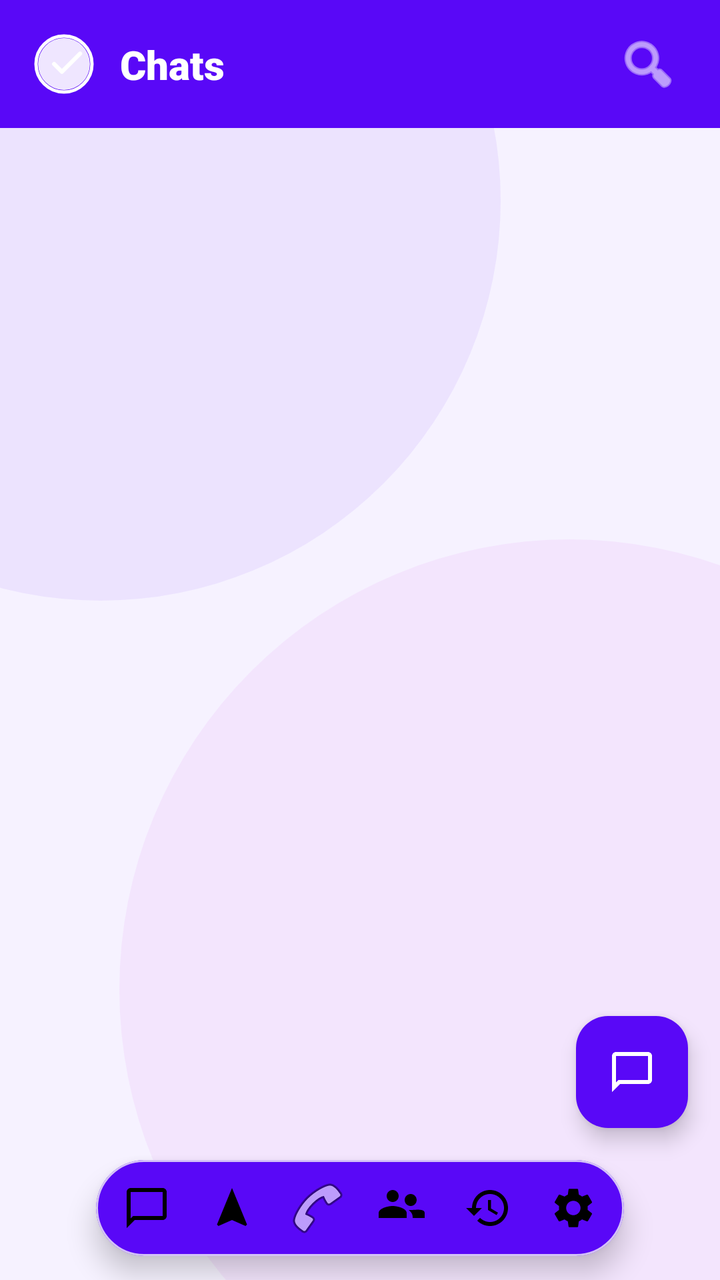
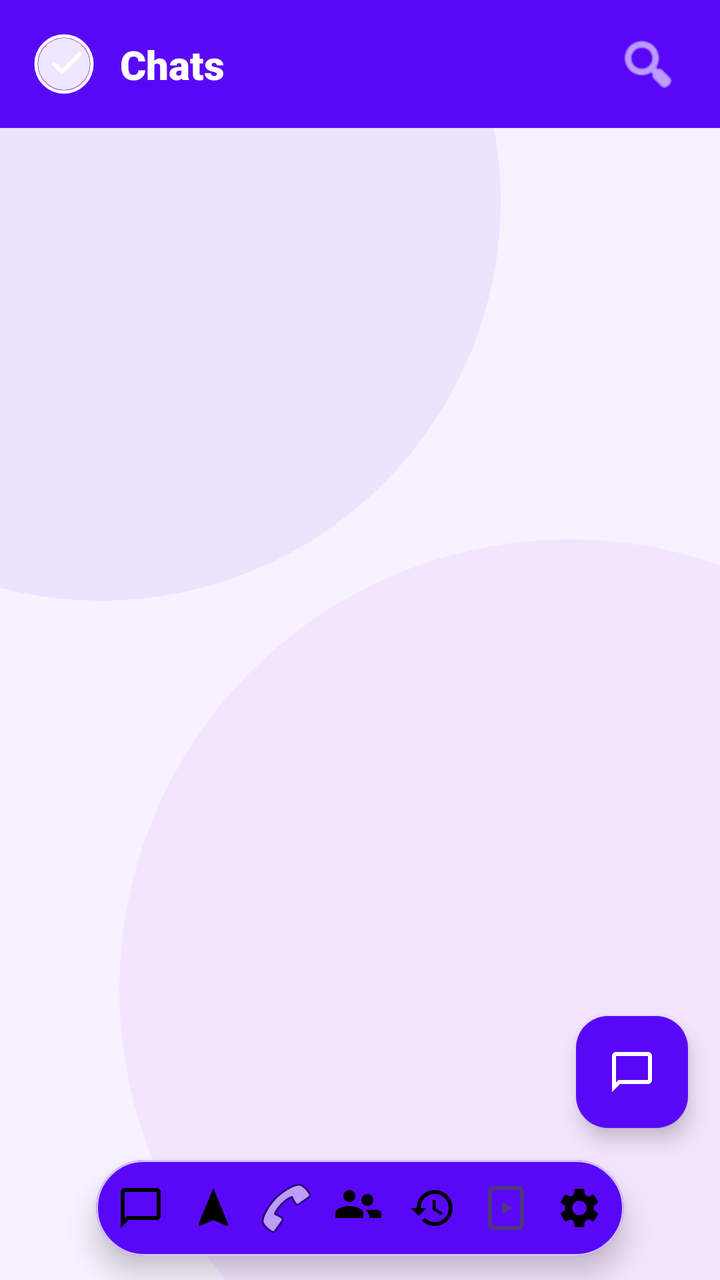

Before-and-after screenshots of an Android layout around one commit, followed by the original layout XML and the change that was made.
<!-- AndroidManifest.xml: application theme Theme.ChatSnap -->
<!-- res/layout/activity_main.xml -->
<?xml version="1.0" encoding="utf-8"?>
<androidx.coordinatorlayout.widget.CoordinatorLayout xmlns:android="http://schemas.android.com/apk/res/android"
    xmlns:app="http://schemas.android.com/apk/res-auto"
    xmlns:tools="http://schemas.android.com/tools"
    android:id="@+id/main"
    android:layout_width="match_parent"
    android:layout_height="match_parent"
    android:background="?android:attr/windowBackground"
    android:fitsSystemWindows="true"
    tools:context=".MainActivity">

    <include layout="@layout/layout_bubbles" />

    <com.google.android.material.appbar.AppBarLayout
        android:id="@+id/appBarLayout"
        android:layout_width="match_parent"
        android:layout_height="wrap_content"
        android:background="@android:color/transparent"
        app:elevation="0dp">

        <com.google.android.material.card.MaterialCardView
            android:id="@+id/cvHeader"
            android:layout_width="match_parent"
            android:layout_height="64dp"
            android:layout_marginHorizontal="0dp"
            android:layout_marginTop="0dp"
            android:layout_marginBottom="0dp"
            app:cardCornerRadius="0dp"
            app:cardElevation="4dp"
            app:cardBackgroundColor="?attr/colorPrimary"
            app:strokeWidth="0dp">

            <androidx.constraintlayout.widget.ConstraintLayout
                android:id="@+id/headerLayout"
                android:layout_width="match_parent"
                android:layout_height="match_parent"
                android:background="@drawable/header_gradient"
                android:paddingHorizontal="16dp">

                <com.google.android.material.imageview.ShapeableImageView
                    android:id="@+id/ivHeaderProfile"
                    android:layout_width="32dp"
                    android:layout_height="32dp"
                    android:padding="2dp"
                    android:src="@drawable/ic_launcher_foreground"
                    android:scaleType="centerCrop"
                    app:shapeAppearanceOverlay="@style/ShapeAppearance.Circle"
                    app:strokeColor="?attr/colorOnPrimary"
                    app:strokeWidth="1.5dp"
                    app:layout_constraintBottom_toBottomOf="parent"
                    app:layout_constraintStart_toStartOf="parent"
                    app:layout_constraintTop_toTopOf="parent" />

                <FrameLayout
                    android:layout_width="0dp"
                    android:layout_height="wrap_content"
                    android:layout_marginStart="12dp"
                    android:layout_marginEnd="8dp"
                    app:layout_constraintBottom_toBottomOf="parent"
                    app:layout_constraintEnd_toStartOf="@id/llHeaderActions"
                    app:layout_constraintStart_toEndOf="@id/ivHeaderProfile"
                    app:layout_constraintTop_toTopOf="parent">

                    <TextView
                        android:id="@+id/tvHeaderTitle"
                        android:layout_width="wrap_content"
                        android:layout_height="wrap_content"
                        android:text="Chats"
                        android:textColor="?attr/colorOnPrimary"
                        android:textSize="20sp"
                        android:fontFamily="sans-serif-black" />

                    <EditText
                        android:id="@+id/etHeaderSearch"
                        android:layout_width="match_parent"
                        android:layout_height="40dp"
                        android:background="@drawable/bg_search_header"
                        android:hint="Search..."
                        android:imeOptions="actionSearch"
                        android:inputType="text"
                        android:paddingHorizontal="16dp"
                        android:textColor="?attr/colorOnPrimary"
                        android:textColorHint="#CCFFFFFF"
                        android:textSize="14sp"
                        android:visibility="gone" />
                </FrameLayout>

                <LinearLayout
                    android:id="@+id/llHeaderActions"
                    android:layout_width="wrap_content"
                    android:layout_height="wrap_content"
                    android:orientation="horizontal"
                    app:layout_constraintBottom_toBottomOf="parent"
                    app:layout_constraintEnd_toEndOf="parent"
                    app:layout_constraintTop_toTopOf="parent">

                    <ImageButton
                        android:id="@+id/btnClearCallsHeader"
                        android:layout_width="40dp"
                        android:layout_height="40dp"
                        android:background="?attr/selectableItemBackgroundBorderless"
                        android:src="@android:drawable/ic_menu_delete"
                        android:visibility="gone"
                        app:tint="?attr/colorOnPrimary"
                        android:contentDescription="Clear Calls" />

                    <ImageButton
                        android:id="@+id/btnSearch"
                        android:layout_width="40dp"
                        android:layout_height="40dp"
                        android:background="?attr/selectableItemBackgroundBorderless"
                        android:src="@android:drawable/ic_menu_search"
                        app:tint="?attr/colorOnPrimary" />
                </LinearLayout>
            </androidx.constraintlayout.widget.ConstraintLayout>
        </com.google.android.material.card.MaterialCardView>
    </com.google.android.material.appbar.AppBarLayout>

    <LinearLayout
        android:layout_width="match_parent"
        android:layout_height="match_parent"
        android:orientation="vertical"
        app:layout_behavior="@string/appbar_scrolling_view_behavior">

        <TextView
            android:id="@+id/tvAnnouncementBanner"
            android:layout_width="match_parent"
            android:layout_height="wrap_content"
            android:background="?attr/colorPrimaryContainer"
            android:drawableStart="@android:drawable/ic_dialog_info"
            android:drawablePadding="8dp"
            android:gravity="center_vertical"
            android:paddingHorizontal="16dp"
            android:paddingVertical="10dp"
            android:textColor="?attr/colorOnPrimaryContainer"
            android:textSize="13sp"
            android:visibility="gone" />

        <androidx.constraintlayout.widget.ConstraintLayout
            android:layout_width="match_parent"
            android:layout_height="match_parent">

        <FrameLayout
            android:id="@+id/fragmentContainer"
            android:layout_width="0dp"
            android:layout_height="0dp"
            app:layout_constraintTop_toTopOf="parent"
            app:layout_constraintBottom_toTopOf="@id/cvFloatingMenu"
            app:layout_constraintStart_toStartOf="parent"
            app:layout_constraintEnd_toEndOf="parent" />

        <com.google.android.material.card.MaterialCardView
            android:id="@+id/cvStatusBanner"
            android:layout_width="match_parent"
            android:layout_height="48dp"
            android:layout_marginHorizontal="48dp"
            android:layout_marginBottom="12dp"
            android:visibility="gone"
            app:cardCornerRadius="24dp"
            app:cardElevation="4dp"
            app:cardBackgroundColor="?attr/colorPrimary"
            app:strokeWidth="1dp"
            app:strokeColor="?attr/colorOutlineVariant"
            app:layout_constraintBottom_toTopOf="@id/cvFloatingMenu"
            app:layout_constraintStart_toStartOf="parent"
            app:layout_constraintEnd_toEndOf="parent">

            <include layout="@layout/layout_bubbles" />

            <LinearLayout
                android:layout_width="match_parent"
                android:layout_height="match_parent"
                android:orientation="horizontal"
                android:paddingHorizontal="12dp"
                android:gravity="center_vertical">

                <com.google.android.material.imageview.ShapeableImageView
                    android:id="@+id/ivStatusProfile"
                    android:layout_width="28dp"
                    android:layout_height="28dp"
                    android:padding="1dp"
                    android:scaleType="centerCrop"
                    app:shapeAppearanceOverlay="@style/ShapeAppearance.Circle"
                    app:strokeColor="?attr/colorOnPrimary"
                    app:strokeWidth="1dp" />

                <TextView
                    android:id="@+id/tvRollingStatus"
                    android:layout_width="0dp"
                    android:layout_height="wrap_content"
                    android:layout_marginStart="10dp"
                    android:layout_weight="1"
                    android:text="Tap to set your mode..."
                    android:textColor="?attr/colorOnPrimary"
                    android:textSize="12sp"
                    android:singleLine="true"
                    android:ellipsize="marquee"
                    android:fontFamily="sans-serif-medium" />

                <ImageButton
                    android:id="@+id/btnEditStatus"
                    android:layout_width="36dp"
                    android:layout_height="36dp"
                    android:background="?attr/selectableItemBackgroundBorderless"
                    android:src="@android:drawable/ic_menu_edit"
                    android:padding="8dp"
                    android:scaleType="centerInside"
                    app:tint="?attr/colorOnPrimary" />
            </LinearLayout>
        </com.google.android.material.card.MaterialCardView>

        <com.google.android.material.floatingactionbutton.FloatingActionButton
            android:id="@+id/btnMainFab"
            android:layout_width="wrap_content"
            android:layout_height="wrap_content"
            android:layout_marginEnd="16dp"
            android:layout_marginBottom="16dp"
            android:src="@drawable/ic_chat"
            app:backgroundTint="?attr/colorPrimary"
            app:tint="?attr/colorOnPrimary"
            app:layout_constraintBottom_toTopOf="@id/cvStatusBanner"
            app:layout_constraintEnd_toEndOf="parent" />

        
        <com.google.android.material.card.MaterialCardView
            android:id="@+id/cvFloatingMenu"
            android:layout_width="match_parent"
            android:layout_height="48dp"
            android:layout_marginHorizontal="48dp"
            android:layout_marginBottom="12dp"
            app:cardCornerRadius="24dp"
            app:cardElevation="8dp"
            app:cardBackgroundColor="?attr/colorPrimary"
            app:strokeWidth="1dp"
            app:strokeColor="?attr/colorOutlineVariant"
            app:layout_constraintBottom_toBottomOf="parent"
            app:layout_constraintStart_toStartOf="parent"
            app:layout_constraintEnd_toEndOf="parent">

            <LinearLayout
                android:id="@+id/llBottomNav"
                android:layout_width="match_parent"
                android:layout_height="match_parent"
                android:orientation="horizontal"
                android:padding="4dp"
                android:weightSum="6">

                <ImageButton android:id="@+id/navChats" android:layout_width="0dp" android:layout_height="match_parent" android:layout_weight="1" android:src="@drawable/ic_chat" android:background="@android:color/transparent" android:contentDescription="Chats" />
                <ImageButton android:id="@+id/navStories" android:layout_width="0dp" android:layout_height="match_parent" android:layout_weight="1" android:src="@drawable/ic_stories" android:background="@android:color/transparent" android:contentDescription="Stories" />
                <ImageButton android:id="@+id/navCalls" android:layout_width="0dp" android:layout_height="match_parent" android:layout_weight="1" android:src="@android:drawable/ic_menu_call" android:background="@android:color/transparent" android:contentDescription="Calls" />
                <ImageButton android:id="@+id/navPeople" android:layout_width="0dp" android:layout_height="match_parent" android:layout_weight="1" android:src="@drawable/ic_people" android:background="@android:color/transparent" android:contentDescription="People" />
                <ImageButton android:id="@+id/navEarn" android:layout_width="0dp" android:layout_height="match_parent" android:layout_weight="1" android:src="@drawable/ic_history" android:background="@android:color/transparent" android:contentDescription="Earn" />
                <ImageButton android:id="@+id/navSettings" android:layout_width="0dp" android:layout_height="match_parent" android:layout_weight="1" android:src="@drawable/ic_settings" android:background="@android:color/transparent" android:contentDescription="Settings" />
            </LinearLayout>
        </com.google.android.material.card.MaterialCardView>
    </androidx.constraintlayout.widget.ConstraintLayout>
    </LinearLayout>
</androidx.coordinatorlayout.widget.CoordinatorLayout>
<!-- res/layout/layout_bubbles.xml (included above) -->
<?xml version="1.0" encoding="utf-8"?>
<merge xmlns:android="http://schemas.android.com/apk/res/android"
    xmlns:app="http://schemas.android.com/apk/res-auto">

    
    <View
        android:layout_width="400dp"
        android:layout_height="400dp"
        android:layout_gravity="top|start"
        android:layout_marginTop="-100dp"
        android:layout_marginStart="-150dp"
        android:background="@drawable/bg_bubble"
        android:backgroundTint="?attr/colorPrimary"
        android:alpha="0.06"
        android:translationZ="-10dp" />

    
    <View
        android:layout_width="450dp"
        android:layout_height="450dp"
        android:layout_gravity="bottom|end"
        android:layout_marginBottom="-80dp"
        android:layout_marginEnd="-150dp"
        android:background="@drawable/bg_bubble"
        android:backgroundTint="#C500E6"
        android:alpha="0.05"
        android:translationZ="-10dp" />

</merge>
<!-- resources referenced by this layout -->
<resources>
  <!-- drawable bg_bubble (drawable) -->
  <?xml version="1.0" encoding="utf-8"?>
  <shape xmlns:android="http://schemas.android.com/apk/res/android"
      android:shape="oval">
      <solid android:color="?attr/colorPrimary" />
  </shape>
  <!-- drawable bg_search_header (drawable) -->
  <?xml version="1.0" encoding="utf-8"?>
  <shape xmlns:android="http://schemas.android.com/apk/res/android">
      <solid android:color="#20FFFFFF" />
      <corners android:radius="20dp" />
  </shape>
  <!-- drawable header_gradient (drawable) -->
  <?xml version="1.0" encoding="utf-8"?>
  <shape xmlns:android="http://schemas.android.com/apk/res/android"
      android:shape="rectangle">
      <gradient
          android:startColor="?attr/colorPrimary"
          android:endColor="?attr/colorPrimary"
          android:angle="45"/>
      <corners
          android:radius="0dp"/>
  </shape>
  <!-- drawable ic_chat (drawable) -->
  <vector xmlns:android="http://schemas.android.com/apk/res/android"
      android:width="24dp"
      android:height="24dp"
      android:viewportWidth="24"
      android:viewportHeight="24">
      <path
          android:fillColor="#000000"
          android:pathData="M20,2H4C2.9,2 2,2.9 2,4V22L6,18H20C21.1,18 22,17.1 22,16V4C22,2.9 21.1,2 20,2M20,16H5.17L4,17.17V4H20V16Z" />
  </vector>
  <!-- drawable ic_stories (drawable) -->
  <vector xmlns:android="http://schemas.android.com/apk/res/android"
      android:width="24dp"
      android:height="24dp"
      android:viewportWidth="24"
      android:viewportHeight="24">
      <path
          android:fillColor="#000000"
          android:pathData="M12,2L4.5,20.29L5.21,21L12,18L18.79,21L19.5,20.29L12,2Z" />
  </vector>
  <style name="ShapeAppearance.Circle" parent="ShapeAppearance.MaterialComponents.SmallComponent">
          <item name="cornerFamily">rounded</item>
          <item name="cornerSize">50%</item>
      </style>
  <style name="Theme.ChatSnap" parent="Base.Theme.ChatSnap" />
  <color name="primary_container">#EFE6FF</color>
  <color name="primary">#5908f7</color>
  <color name="white">#FFFFFFFF</color>
  <color name="secondary">#5C5766</color>
  <color name="secondary_container">#E8E3F0</color>
  <color name="on_surface">#1A004B</color>
  <color name="background">#F6F2FF</color>
  <color name="surface_container">#EADFFF</color>
  <color name="surface_container_low">#F5EEFF</color>
  <color name="on_surface_variant">#4E397A</color>
  <color name="outline">#8C77B8</color>
  <color name="outline_variant">#D4C2F7</color>
  <color name="black">#FF000000</color>
  <style name="Animation.Activity" parent="@android:style/Animation.Activity">
          <item name="android:activityOpenEnterAnimation">@anim/slide_in_right</item>
          <item name="android:activityOpenExitAnimation">@anim/slide_out_left</item>
          <item name="android:activityCloseEnterAnimation">@anim/slide_in_left</item>
          <item name="android:activityCloseExitAnimation">@anim/slide_out_right</item>
      </style>
  <!-- unchanged entries left out for length: 5 -->
</resources>

<!-- the commit's change to res/layout/activity_main.xml (unified diff, before → after) -->
@@ -117,6 +117,7 @@
     </com.google.android.material.appbar.AppBarLayout>
 
     <LinearLayout
+        android:id="@+id/mainContentLayout"
         android:layout_width="match_parent"
         android:layout_height="match_parent"
         android:orientation="vertical"
@@ -145,7 +146,7 @@
             android:layout_width="0dp"
             android:layout_height="0dp"
             app:layout_constraintTop_toTopOf="parent"
-            app:layout_constraintBottom_toTopOf="@id/cvFloatingMenu"
+            app:layout_constraintBottom_toBottomOf="parent"
             app:layout_constraintStart_toStartOf="parent"
             app:layout_constraintEnd_toEndOf="parent" />
 
@@ -243,13 +244,14 @@
                 android:layout_height="match_parent"
                 android:orientation="horizontal"
                 android:padding="4dp"
-                android:weightSum="6">
+                android:weightSum="7">
 
                 <ImageButton android:id="@+id/navChats" android:layout_width="0dp" android:layout_height="match_parent" android:layout_weight="1" android:src="@drawable/ic_chat" android:background="@android:color/transparent" android:contentDescription="Chats" />
                 <ImageButton android:id="@+id/navStories" android:layout_width="0dp" android:layout_height="match_parent" android:layout_weight="1" android:src="@drawable/ic_stories" android:background="@android:color/transparent" android:contentDescription="Stories" />
                 <ImageButton android:id="@+id/navCalls" android:layout_width="0dp" android:layout_height="match_parent" android:layout_weight="1" android:src="@android:drawable/ic_menu_call" android:background="@android:color/transparent" android:contentDescription="Calls" />
                 <ImageButton android:id="@+id/navPeople" android:layout_width="0dp" android:layout_height="match_parent" android:layout_weight="1" android:src="@drawable/ic_people" android:background="@android:color/transparent" android:contentDescription="People" />
                 <ImageButton android:id="@+id/navEarn" android:layout_width="0dp" android:layout_height="match_parent" android:layout_weight="1" android:src="@drawable/ic_history" android:background="@android:color/transparent" android:contentDescription="Earn" />
+                <ImageButton android:id="@+id/navAuraFeed" android:layout_width="0dp" android:layout_height="match_parent" android:layout_weight="1" android:src="@drawable/ic_aura_feed" android:background="@android:color/transparent" android:contentDescription="AuraFeed" />
                 <ImageButton android:id="@+id/navSettings" android:layout_width="0dp" android:layout_height="match_parent" android:layout_weight="1" android:src="@drawable/ic_settings" android:background="@android:color/transparent" android:contentDescription="Settings" />
             </LinearLayout>
         </com.google.android.material.card.MaterialCardView>
<!-- resource entries referenced after the edit -->
@@ -23,6 +23,23 @@
       <corners
           android:radius="0dp"/>
   </shape>
+  <!-- drawable ic_aura_feed (drawable) -->
+  <vector xmlns:android="http://schemas.android.com/apk/res/android"
+      android:width="24dp"
+      android:height="24dp"
+      android:viewportWidth="24"
+      android:viewportHeight="24"
+      android:tint="?attr/colorControlNormal">
+      <path
+          android:strokeColor="@android:color/white"
+          android:strokeWidth="2"
+          android:strokeLineCap="round"
+          android:strokeLineJoin="round"
+          android:pathData="M6,2h12c1.1,0 2,0.9 2,2v16c0,1.1 -0.9,2 -2,2H6c-1.1,0 -2,-0.9 -2,-2V4c0,-1.1 0.9,-2 2,-2z"/>
+      <path
+          android:fillColor="@android:color/white"
+          android:pathData="M10,9v6l5,-3z"/>
+  </vector>
   <!-- drawable ic_chat (drawable) -->
   <vector xmlns:android="http://schemas.android.com/apk/res/android"
       android:width="24dp"
